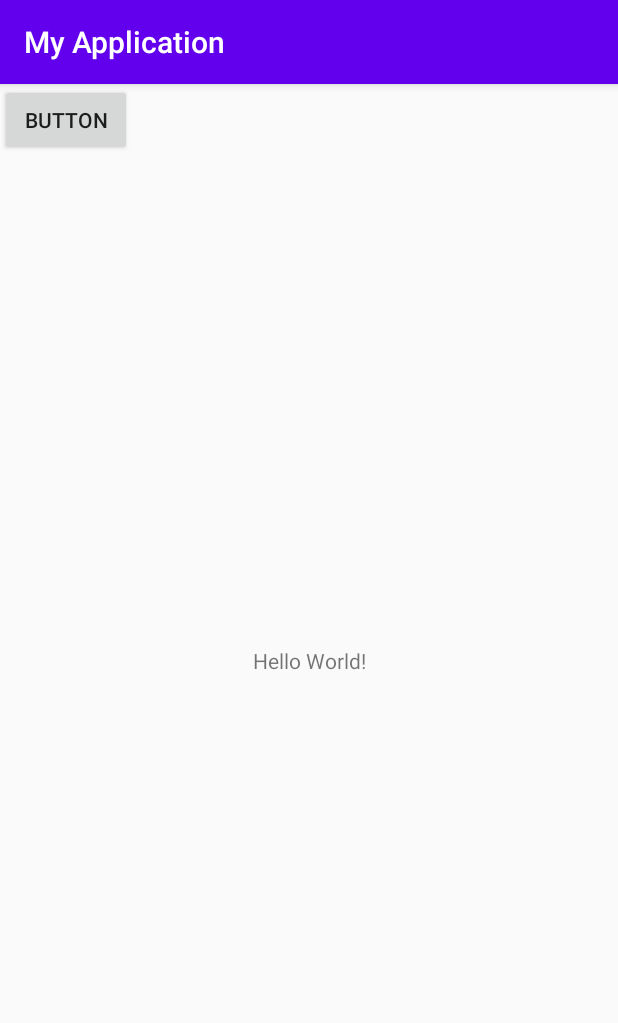
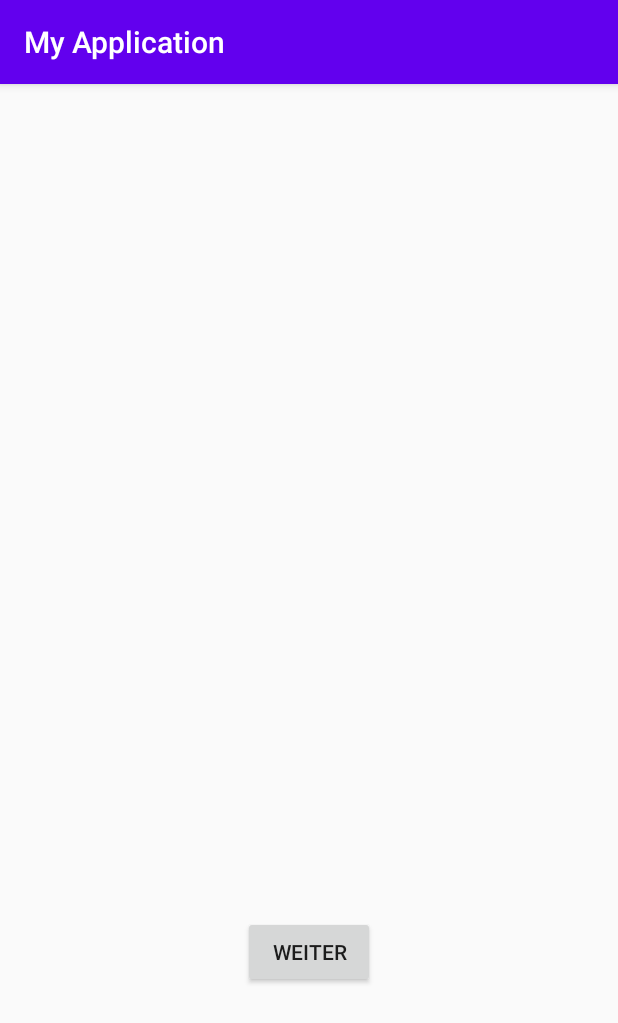
Before and after one commit to Dantes999/App, an Android app: the screen it shows after launch (MainActivity), on a phone screen of 412 x 824 dp. Shown: the top 1023 px of the screen. Run offline under Robolectric (Android 15) with nearby library versions, the phone set to English and light mode, and no system bars.

Commit message:
button test

```diff
--- a/app/src/main/java/com/example/myapplication/MainActivity.kt
+++ b/app/src/main/java/com/example/myapplication/MainActivity.kt
@@ -2,10 +2,20 @@ package com.example.myapplication
 
 import androidx.appcompat.app.AppCompatActivity
 import android.os.Bundle
+import android.widget.Button
+import android.widget.Toast
 
 class MainActivity : AppCompatActivity() {
     override fun onCreate(savedInstanceState: Bundle?) {
         super.onCreate(savedInstanceState)
         setContentView(R.layout.activity_main)
+
+        val btn_click_me = findViewById(R.id.button) as Button
+
+        btn_click_me.setOnClickListener {
+            Toast.makeText(this@MainActivity, "You clicked me.", Toast.LENGTH_SHORT).show()
+        }
     }
+
+
 }
--- a/app/src/main/res/layout/activity_main.xml
+++ b/app/src/main/res/layout/activity_main.xml
@@ -5,22 +5,26 @@
     android:layout_width="match_parent"
     android:layout_height="match_parent"
     tools:context=".MainActivity">
+    <LinearLayout
+        android:id="@+id/ll_main_layout"
+        android:layout_width="match_parent"
+        android:layout_height="match_parent"
+        android:gravity="center"
+        android:orientation="vertical">
+        <ImageView
+            android:id="@+id/logo"
+            android:layout_width="243dp"
+            android:layout_height="390dp"
+            tools:layout_editor_absoluteX="84dp"
+            tools:layout_editor_absoluteY="170dp"
+            tools:srcCompat="@tools:sample/backgrounds/scenic" />
 
-    <TextView
-        android:layout_width="wrap_content"
-        android:layout_height="wrap_content"
-        android:text="Hello World!"
-        app:layout_constraintBottom_toBottomOf="parent"
-        app:layout_constraintLeft_toLeftOf="parent"
-        app:layout_constraintRight_toRightOf="parent"
-        app:layout_constraintTop_toTopOf="parent" />
-
-    <Button
-        android:id="@+id/button"
-        android:layout_width="wrap_content"
-        android:layout_height="wrap_content"
-        android:text="Button"
-        tools:layout_editor_absoluteX="161dp"
-        tools:layout_editor_absoluteY="493dp" />
-
+        <Button
+            android:id="@+id/button"
+            android:layout_width="wrap_content"
+            android:layout_height="wrap_content"
+            android:text="Weiter"
+            tools:layout_editor_absoluteX="161dp"
+            tools:layout_editor_absoluteY="607dp" />
+    </LinearLayout>
 </androidx.constraintlayout.widget.ConstraintLayout>
```
